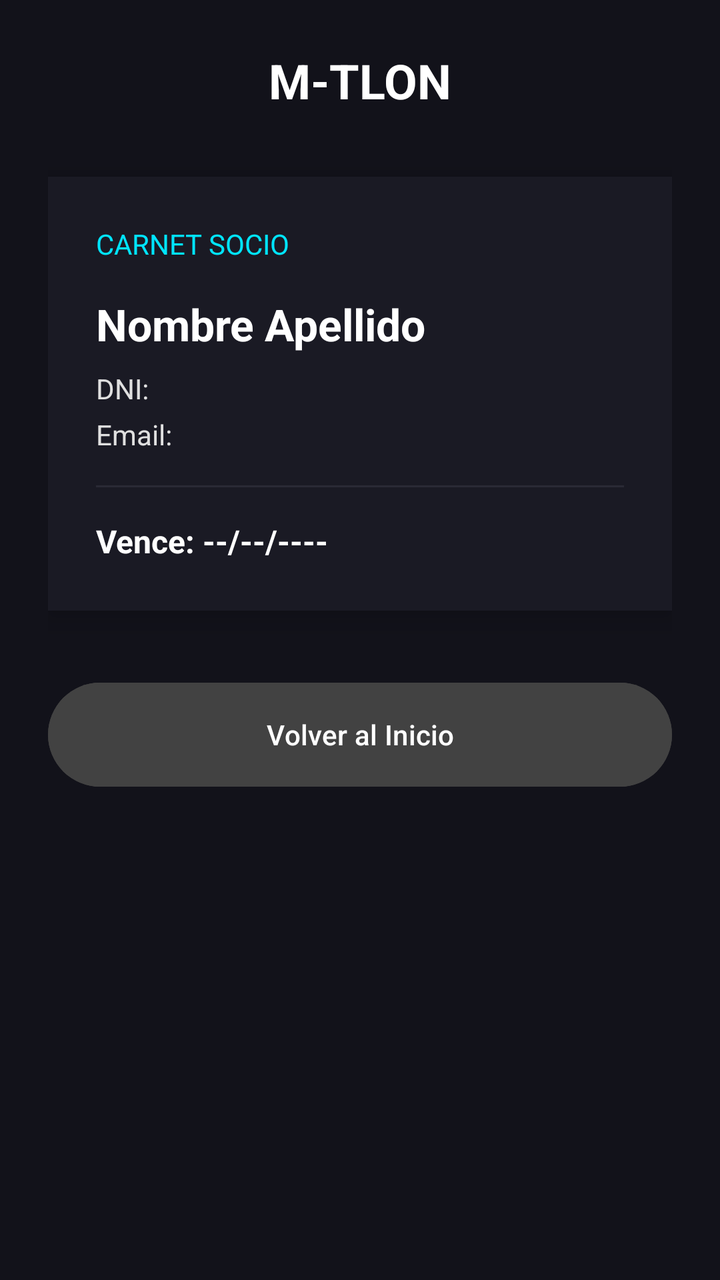
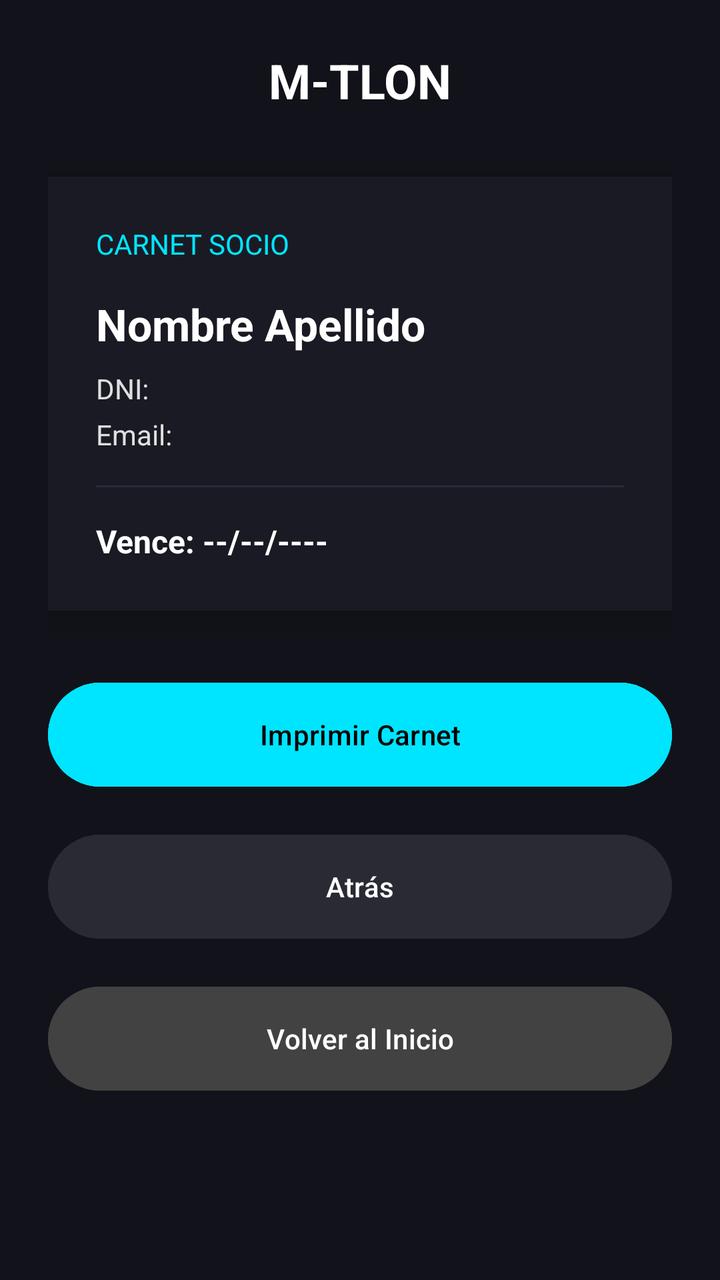

An Android layout rendered at two revisions. The XML below is the earlier revision; the diff shows what the commit changed to produce the second picture.
<!-- AndroidManifest.xml: application theme Theme.triada_DAM_MTlon -->
<!-- res/layout/activity_carnet.xml -->
<?xml version="1.0" encoding="utf-8"?>
<LinearLayout xmlns:android="http://schemas.android.com/apk/res/android"
    android:layout_width="match_parent"
    android:layout_height="match_parent"
    android:orientation="vertical"
    android:background="#12121A"
    android:padding="24dp"
    android:gravity="center_horizontal">

    <TextView
        android:layout_width="wrap_content"
        android:layout_height="wrap_content"
        android:text="@string/m_tlon"
        android:textColor="#FFFFFF"
        android:textSize="24sp"
        android:textStyle="bold"
        android:layout_marginBottom="32dp"/>

    <LinearLayout
        android:layout_width="match_parent"
        android:layout_height="wrap_content"
        android:orientation="vertical"
        android:background="#1A1A24"
        android:padding="24dp"
        android:elevation="8dp">

        <TextView
            android:layout_width="wrap_content"
            android:layout_height="wrap_content"
            android:text="@string/carnet_socio"
            android:textColor="#00E5FF"
            android:textSize="14sp"
            android:layout_marginBottom="16dp"/>

        <TextView
            android:id="@+id/tvNombreCarnet"
            android:layout_width="match_parent"
            android:layout_height="wrap_content"
            android:text="@string/nombre_apellido"
            android:textColor="#FFFFFF"
            android:textSize="22sp"
            android:textStyle="bold"
            android:layout_marginBottom="8dp"/>

        <TextView
            android:id="@+id/tvDniCarnet"
            android:layout_width="match_parent"
            android:layout_height="wrap_content"
            android:text="@string/dni"
            android:textColor="#E0E0E0"
            android:layout_marginBottom="4dp"/>

        <TextView
            android:id="@+id/tvEmailCarnet"
            android:layout_width="match_parent"
            android:layout_height="wrap_content"
            android:text="@string/email"
            android:textColor="#E0E0E0"
            android:layout_marginBottom="16dp"/>

        <View
            android:layout_width="match_parent"
            android:layout_height="1dp"
            android:background="#2A2A35"
            android:layout_marginBottom="16dp"/>

        <TextView
            android:id="@+id/tvVencimientoCarnet"
            android:layout_width="match_parent"
            android:layout_height="wrap_content"
            android:text="@string/vence"
            android:textColor="#FFFFFF"
            android:textSize="16sp"
            android:textStyle="bold"/>
    </LinearLayout>

    <Button
        android:id="@+id/btnVolverDeCarnet"
        android:layout_width="match_parent"
        android:layout_height="60dp"
        android:text="@string/volver_al_inicio"
        android:backgroundTint="#424242"
        android:textColor="#FFFFFF"
        android:layout_marginTop="32dp"/>

</LinearLayout>
<!-- resources referenced by this layout -->
<resources>
  <string name="carnet_socio">CARNET SOCIO</string>
  <string name="dni">DNI:</string>
  <string name="email">Email:</string>
  <string name="m_tlon">M-TLON</string>
  <string name="nombre_apellido">Nombre Apellido</string>
  <string name="vence">Vence: --/--/----</string>
  <string name="volver_al_inicio">Volver al Inicio</string>
  <style name="Theme.triada_DAM_MTlon" parent="Base.Theme.triada_DAM_MTlon" />
  <style name="Base.Theme.triada_DAM_MTlon" parent="Theme.Material3.DayNight.NoActionBar">
          
          
      </style>
</resources>

<!-- the commit's change to res/layout/activity_carnet.xml (unified diff, before → after) -->
@@ -1,5 +1,6 @@
 <?xml version="1.0" encoding="utf-8"?>
 <LinearLayout xmlns:android="http://schemas.android.com/apk/res/android"
+    xmlns:tools="http://schemas.android.com/tools"
     android:layout_width="match_parent"
     android:layout_height="match_parent"
     android:orientation="vertical"
@@ -75,12 +76,32 @@
     </LinearLayout>
 
     <Button
+        android:id="@+id/btnImprimirCarnet"
+        android:layout_width="match_parent"
+        android:layout_height="60dp"
+        android:text="Imprimir Carnet"
+        android:backgroundTint="#00E5FF"
+        android:textColor="#000000"
+        android:layout_marginTop="32dp"
+        tools:ignore="HardcodedText" />
+
+    <Button
         android:id="@+id/btnVolverDeCarnet"
+        android:layout_width="match_parent"
+        android:layout_height="60dp"
+        android:text="Atrás"
+        android:backgroundTint="#2A2A35"
+        android:textColor="#FFFFFF"
+        android:layout_marginTop="16dp"
+        tools:ignore="HardcodedText" />
+
+    <Button
+        android:id="@+id/btnInicioDeCarnet"
         android:layout_width="match_parent"
         android:layout_height="60dp"
         android:text="@string/volver_al_inicio"
         android:backgroundTint="#424242"
         android:textColor="#FFFFFF"
-        android:layout_marginTop="32dp"/>
+        android:layout_marginTop="16dp"/>
 
 </LinearLayout>
